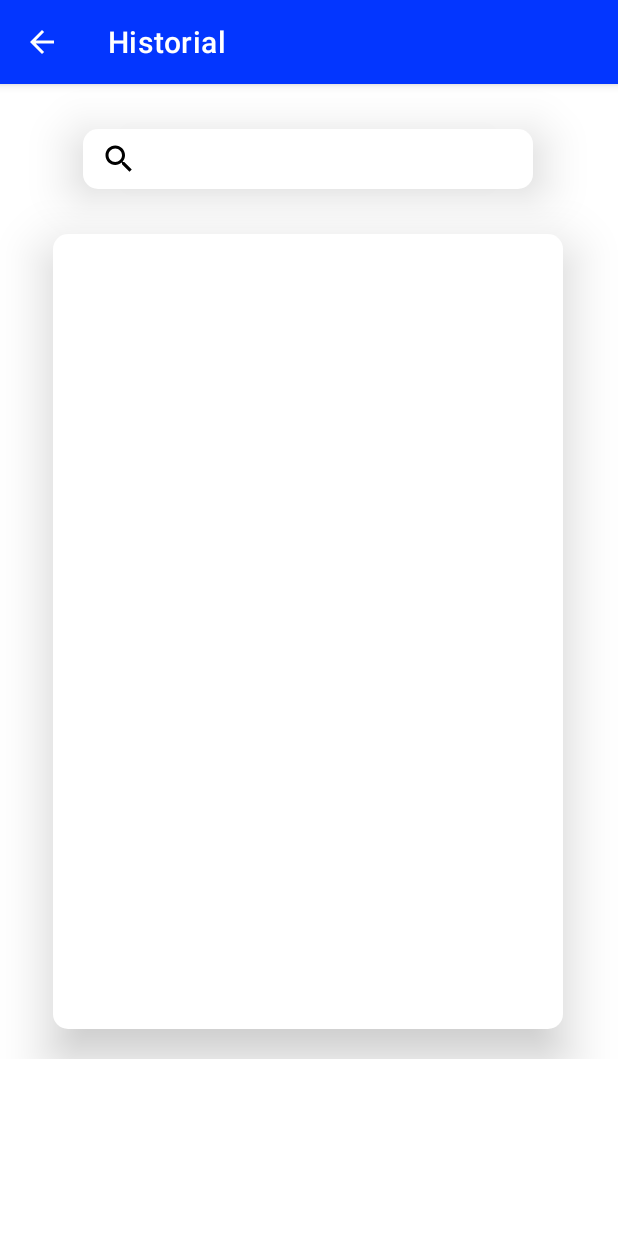
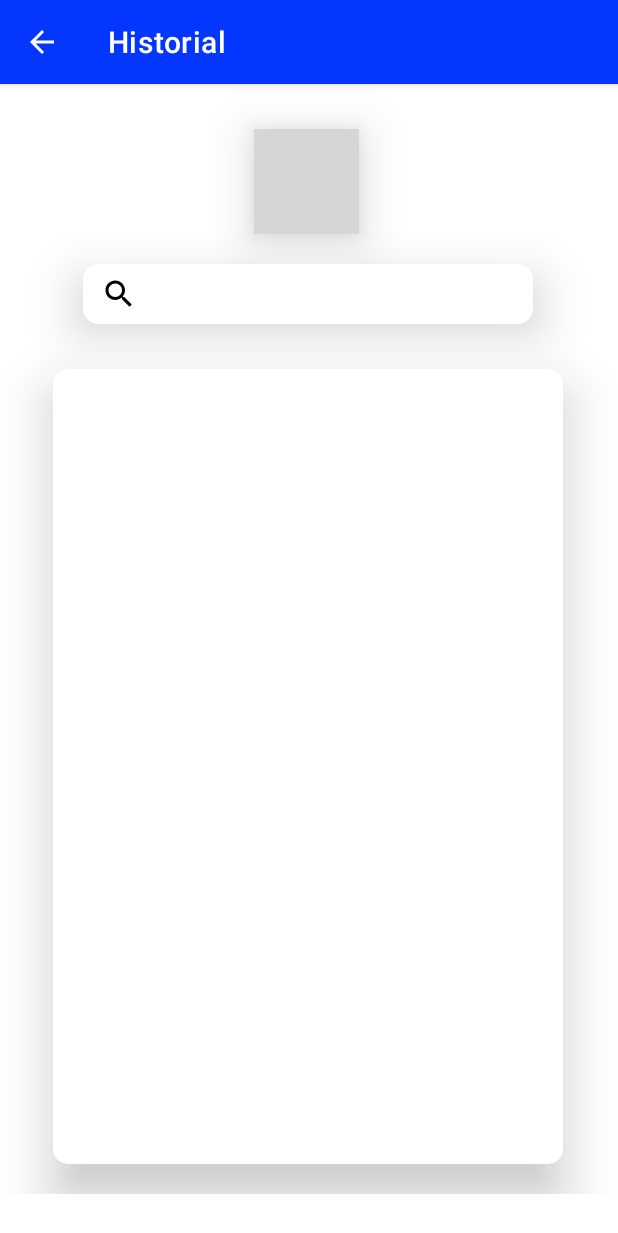
Before and after one commit to Esgoh05/prueba, an Android app: the HistorialActivity screen opened directly, with no data from a screen before it, on a phone screen of 412 x 824 dp. Shown: the top 1233 px of the screen. Run offline under Robolectric (Android 15) with nearby library versions, the phone set to English and light mode, and no system bars; grey boxes are pictures that could not be loaded.

Commit message:
add_picture

```diff
--- a/app/src/main/res/layout/activity_historial.xml
+++ b/app/src/main/res/layout/activity_historial.xml
@@ -13,10 +13,26 @@
         android:layout_height="match_parent">
 
         <RelativeLayout
+            android:id="@+id/relativeLayout"
+            android:layout_width="70dp"
+            android:layout_height="70dp"
+            android:layout_marginTop="30dp"
+            android:background="@drawable/p_h"
+            android:clickable="true"
+            android:elevation="20dp"
+            android:focusable="true"
+            app:layout_constraintEnd_toEndOf="parent"
+            app:layout_constraintHorizontal_bias="0.495"
+            app:layout_constraintStart_toStartOf="parent"
+            app:layout_constraintTop_toTopOf="parent">
+
+        </RelativeLayout>
+
+        <RelativeLayout
             android:id="@+id/relativeLayout1"
             android:layout_width="300dp"
             android:layout_height="40dp"
-            android:layout_marginTop="30dp"
+            android:layout_marginTop="120dp"
             android:background="@drawable/cuadrado_corners"
             android:clickable="true"
             android:elevation="20dp"
@@ -31,8 +47,8 @@
                 android:layout_height="wrap_content"
                 android:theme="@style/SearchView"
                 app:iconifiedByDefault="true"
-                app:queryHint="Search"
-                app:queryBackground="@android:color/transparent" />
+                app:queryBackground="@android:color/transparent"
+                app:queryHint="Search" />
 
         </RelativeLayout>
 
```
Also changed, not shown: app/src/main/res/layout/activity_historial2.xml (+19 -3 lines), 1 other file.
